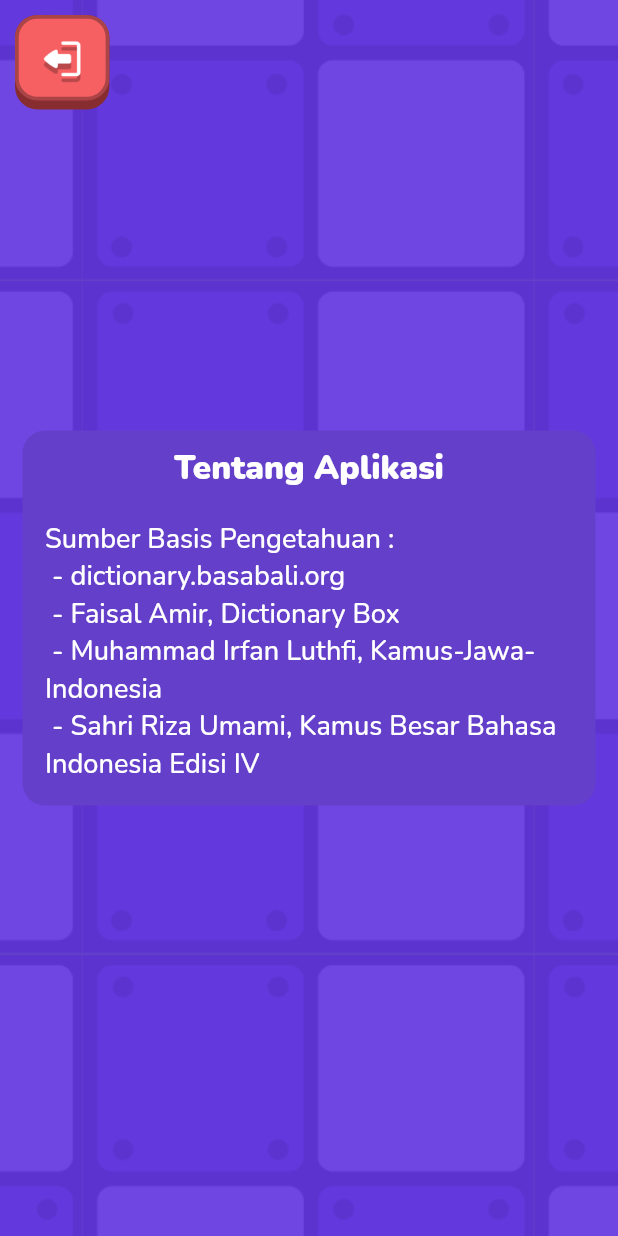
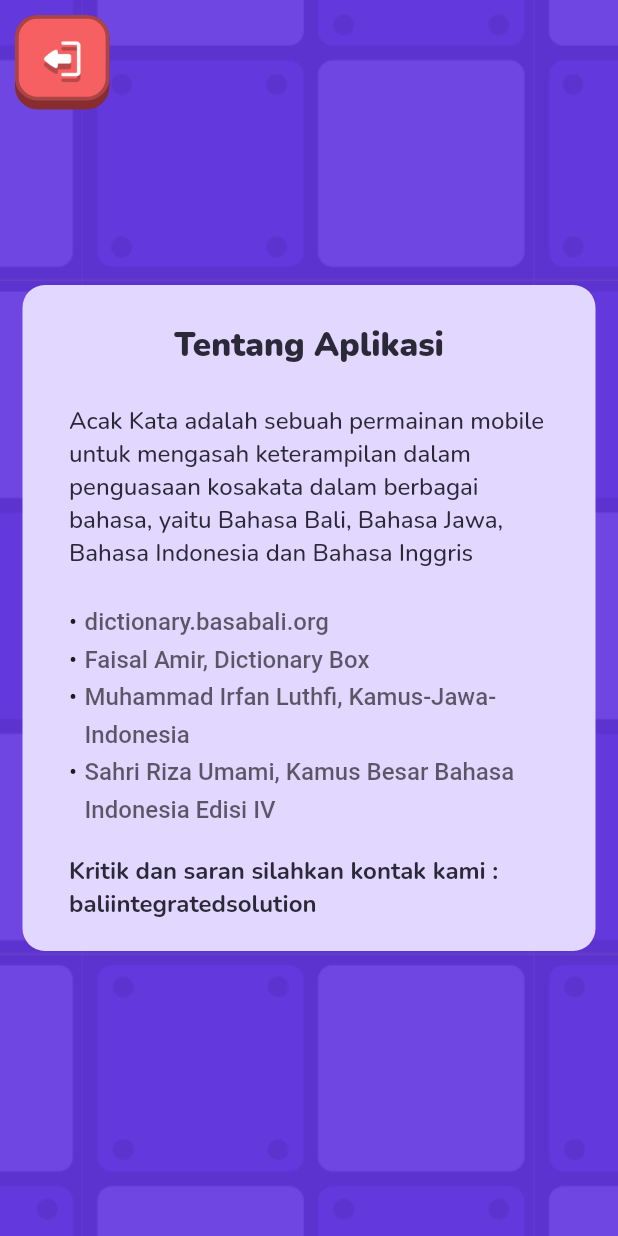
Before and after one commit to gdochadipa/acak-kata-mobile, a Flutter app: the AbountPage screen opened by its route, on a phone screen of 412 x 824 dp. Run offline on Flutter 3.47's test engine with Material 2 defaults, Android fonts, the phone set to English and light mode, and no system bars; our stand-ins replace animate_do, audioplayers, auto_size_text, bouncing_widget, confetti, connectivity_plus and 11 more; missing offline and left inert: dart:ffi; accounts and stored records are empty.

Commit message:
stage-8-3-5

```diff
--- a/lib/l10n/intl_en.arb
+++ b/lib/l10n/intl_en.arb
@@ -41,7 +41,7 @@
     "setting": "Setting",
     "save_setting" : "Save Setting",
     "about": "About",
-    "about_cite": "Source Dictionary : \n - dictionary.basabali.org \n - Faisal Amir, Dictionary Box\n - Muhammad Irfan Luthfi, Kamus-Jawa-Indonesia\n - Sahri Riza Umami, Kamus Besar Bahasa Indonesia Edisi IV",
+    "about_cite": "Acak Kata is mobile game app for improve skill vocabulary in various language, like Balinese, Javanese, Indonesians, and English",
     "login_first" : "Login first !",
     "exit_room" : "Exit from Room",
     "find_word" :"Dictionary",
@@ -54,5 +54,6 @@
     "start_game" :"Starting game",
     "receive_setting": "Successfully receive settings",
     "receive_status_player": "Successfully Receive player status",
-        "waiting_host": "Waiting Host"
+        "waiting_host": "Waiting Host",
+        "contact_us": "Criticism and suggestions please contact us : baliintegratedsolution"
 }
--- a/lib/l10n/intl_id.arb
+++ b/lib/l10n/intl_id.arb
@@ -41,7 +41,7 @@
     "setting":"Pengaturan",
     "save_setting" : "Simpan Pengaturan",
     "about" : "Tentang Aplikasi",
-    "about_cite": "Sumber Basis Pengetahuan : \n - dictionary.basabali.org \n - Faisal Amir, Dictionary Box\n - Muhammad Irfan Luthfi, Kamus-Jawa-Indonesia\n - Sahri Riza Umami, Kamus Besar Bahasa Indonesia Edisi IV",
+    "about_cite": "Acak Kata adalah sebuah permainan mobile untuk mengasah keterampilan dalam penguasaan kosakata dalam berbagai bahasa, yaitu Bahasa Bali, Bahasa Jawa, Bahasa Indonesia dan Bahasa Inggris",
     "login_first" : "Login terlebih dahulu !",
     "exit_room": "Keluar dari Ruang Permainan",
     "find_word": "Kamus",
@@ -54,5 +54,6 @@
     "start_game": "Permainan Segera Dimulai",
     "receive_setting": "Berhasil menerima pengaturan",
     "receive_status_player": "Menerima status dari pemain lain",
-    "waiting_host": "Menunggu host"
+    "waiting_host": "Menunggu host",
+    "contact_us": "Kritik dan saran silahkan kontak kami : baliintegratedsolution"
 }
--- a/lib/pages/about/about_page.dart
+++ b/lib/pages/about/about_page.dart
@@ -14,6 +14,13 @@ class _AbountPageState extends State<AbountPage> {
   @override
   Widget build(BuildContext context) {
     S? setLanguage = S.of(context);
+
+    List<String> listAbout = [
+      "dictionary.basabali.org",
+      "Faisal Amir, Dictionary Box",
+      "Muhammad Irfan Luthfi, Kamus-Jawa-Indonesia",
+      "Sahri Riza Umami, Kamus Besar Bahasa Indonesia Edisi IV"
+    ];
 
     Widget btnExits() {
       return ButtonBounce(
@@ -42,16 +49,19 @@ class _AbountPageState extends State<AbountPage> {
         margin: const EdgeInsets.all(15),
         padding: const EdgeInsets.all(10),
         decoration: BoxDecoration(
-            borderRadius: BorderRadius.circular(15), color: primaryColor5),
+            borderRadius: BorderRadius.circular(15), color: primaryColor9),
         child: SingleChildScrollView(
           child: Column(
             mainAxisAlignment: MainAxisAlignment.center,
             children: [
+              const SizedBox(
+                height: 15,
+              ),
               Center(
                 child: Text(
                   setLanguage.about,
                   style:
-                      whiteTextStyle.copyWith(fontSize: 22, fontWeight: black),
+                      blackTextStyle.copyWith(fontSize: 22, fontWeight: black),
                 ),
               ),
               const SizedBox(
@@ -59,10 +69,58 @@ class _AbountPageState extends State<AbountPage> {
               ),
               Container(
                 margin: const EdgeInsets.all(5),
-                child: Text(
+                alignment: Alignment.centerLeft,
+                padding: const EdgeInsets.fromLTRB(16, 5, 16, 5),
+                child: Flexible(
+                    child: Text(
                   setLanguage.about_cite,
                   style:
-                      whiteTextStyle.copyWith(fontSize: 18, fontWeight: medium),
+                      blackTextStyle.copyWith(fontSize: 16, fontWeight: medium),
+                )),
+              ),
+              Container(
+                margin: const EdgeInsets.all(5),
+                alignment: Alignment.centerLeft,
+                padding: const EdgeInsets.fromLTRB(16, 5, 16, 5),
+                child: Column(
+                    crossAxisAlignment: CrossAxisAlignment.start,
+                    children: listAbout.map((e) {
+                      return Row(
+                        crossAxisAlignment: CrossAxisAlignment.start,
+                        children: [
+                          const Text(
+                            '\u2022',
+                            style: TextStyle(
+                              fontSize: 16,
+                              height: 1.55,
+                            ),
+                          ),
+                          const SizedBox(
+                            width: 5,
+                          ),
+                          Flexible(
+                            child: Text(e,
+                                textAlign: TextAlign.left,
+                                softWrap: true,
+                                style: TextStyle(
+                                  fontSize: 16,
+                                  fontWeight: medium,
+                                  color: Colors.black.withOpacity(0.6),
+                                  height: 1.55,
+                                )),
+                          ),
+                        ],
+                      );
+                    }).toList()),
+              ),
+              Container(
+                margin: const EdgeInsets.all(5),
+                alignment: Alignment.centerLeft,
+                padding: const EdgeInsets.fromLTRB(16, 5, 16, 5),
+                child: Text(
+                  setLanguage.contact_us,
+                  style:
+                      blackTextStyle.copyWith(fontSize: 16, fontWeight: bold),
                 ),
               )
             ],
--- a/lib/providers/language_db_provider.dart
+++ b/lib/providers/language_db_provider.dart
@@ -50,7 +50,7 @@ class LanguageDBProvider with ChangeNotifier {
     printer: PrettyPrinter(methodCount: 0),
   );
 
-  static const NEW_DB_VERSION = 3;
+  static const NEW_DB_VERSION = 5;
 
   setRuleGame(int? numberCountDown, int? totalQuestion) {
     _numberCountDown = numberCountDown ?? 15;
```
Also changed, not shown: lib/pages/home_page/new_home_page.dart (+6 -9 lines), lib/pages/settings/setting_page.dart (+48 -34 lines), lib/generated/intl/messages_en.dart, lib/generated/intl/messages_id.dart, lib/generated/l10n.dart.
